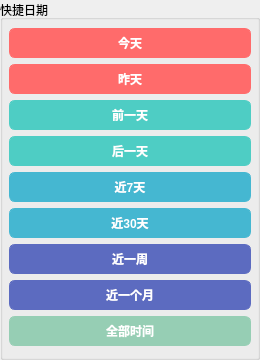
First picture: the form in quick_date_panel.ui, repository 244727418/shouhou, before the edit.
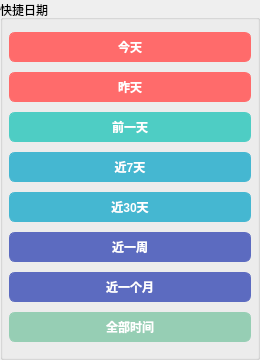
Second picture: the form after the edit.

What changed in the file:
```diff
--- a/quick_date_panel.ui
+++ b/quick_date_panel.ui
@@ -83,22 +83,6 @@
      </property>
     </widget>
    </item>
-   <item>
-    <widget class="QPushButton" name="next_day_btn">
-     <property name="minimumSize">
-      <size>
-       <width>0</width>
-       <height>30</height>
-      </size>
-     </property>
-     <property name="text">
-      <string>后一天</string>
-     </property>
-     <property name="styleSheet">
-      <string notr="true">QPushButton { padding: 5px 10px; border: 1px solid #4ECDC4; border-radius: 6px; background-color: #4ECDC4; color: white; font-weight: bold; font-size: 12px; } QPushButton:hover { background-color: #26C6DA; }</string>
-     </property>
-    </widget>
-   </item>
    <item>
     <widget class="QPushButton" name="week_btn">
      <property name="minimumSize">
```
